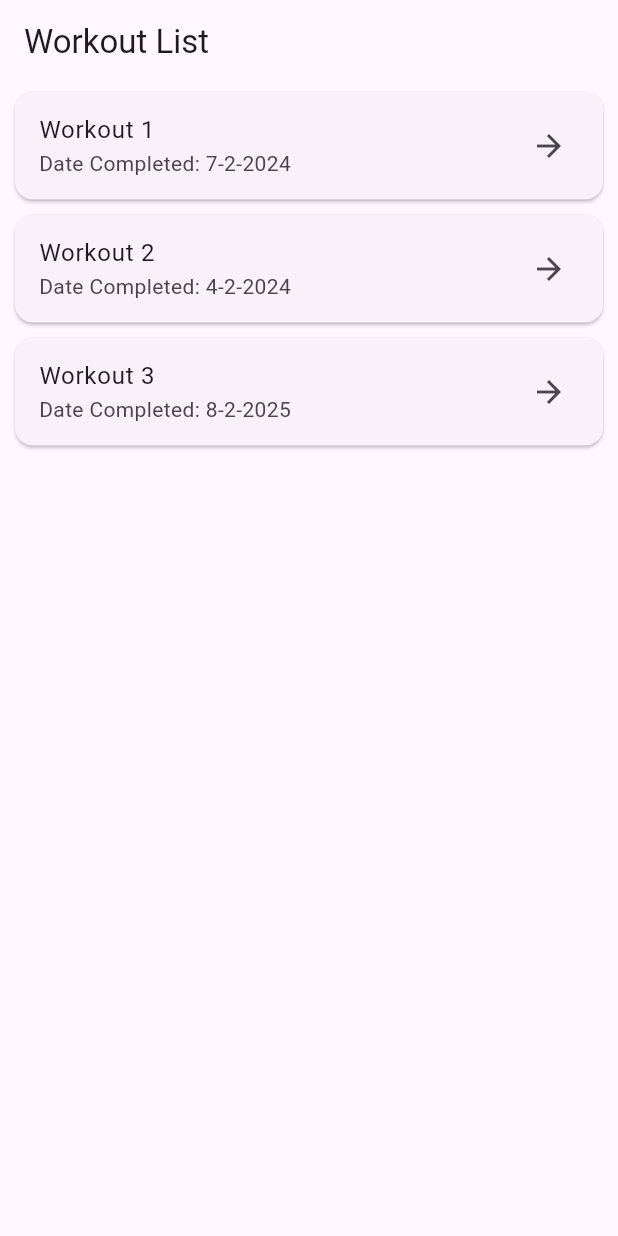
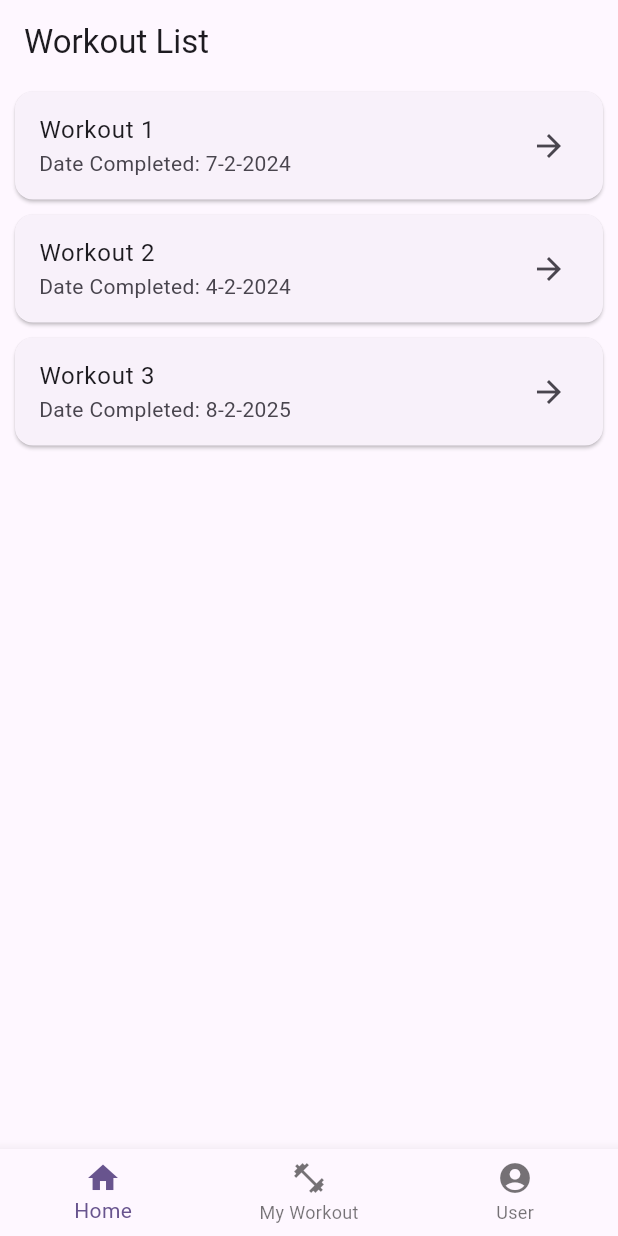
Before and after one commit to esousasilva/Eduardo-Mobile-App-CPSC-5250, a Flutter app: the screen it shows after launch, on a phone screen of 412 x 824 dp. Run offline on Flutter 3.47's test engine with Material 3 defaults, Android fonts, the phone set to English and light mode, and no system bars.

Commit message:
Added bottom navigation bar in the workout_history_page.dart file

```diff
--- a/lib/pages/workout_history_page.dart
+++ b/lib/pages/workout_history_page.dart
@@ -15,6 +15,22 @@
       body: ListView.builder(
         itemCount: sampleData.length,
         itemBuilder: (context, index) => _WorkoutListItem(sampleData[index], sampleData[index].dateTimeWhenWasDone),
+      ),
+      bottomNavigationBar: BottomNavigationBar(
+        items: const <BottomNavigationBarItem>[
+          BottomNavigationBarItem(
+            icon: Icon(Icons.home),
+            label: 'Home',
+          ),
+          BottomNavigationBarItem(
+            icon: Icon(Icons.fitness_center),
+            label: 'My Workout',
+          ),
+          BottomNavigationBarItem(
+            icon: Icon(Icons.account_circle),
+            label: 'User',
+          ),
+        ],
       ),
     );
   }
```
